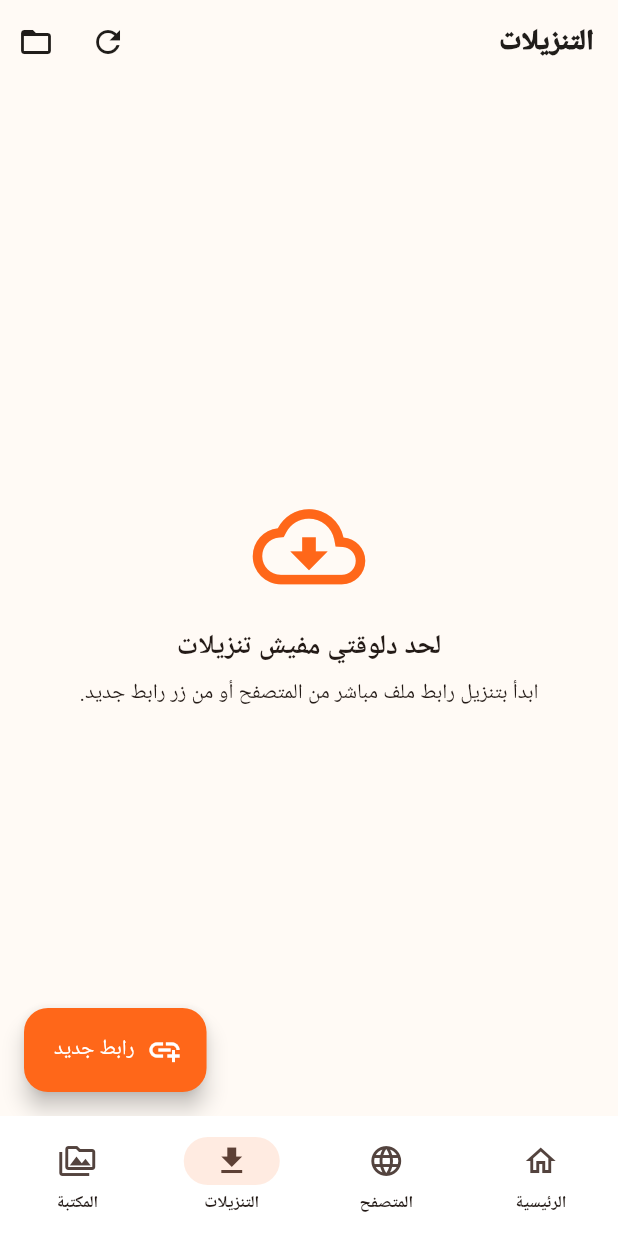
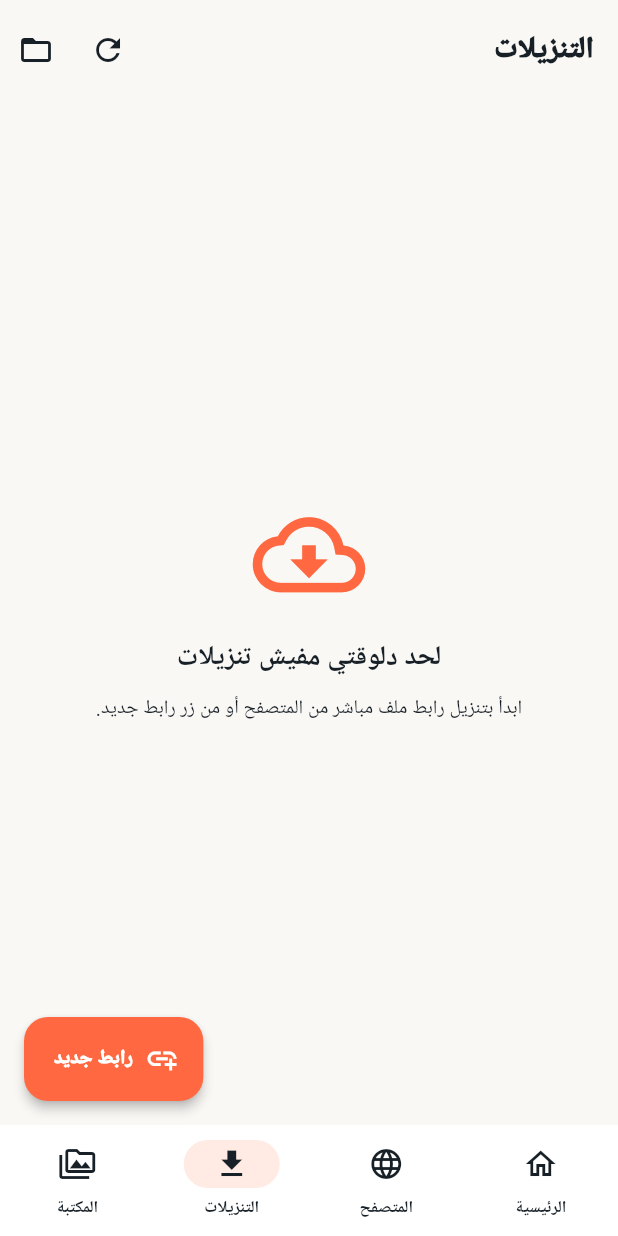
Before and after one commit to mogc2050-collab/lhbh, a Flutter app: the screen it shows after launch, item 3 of the bottom bar chosen, on a phone screen of 412 x 824 dp. Run offline on Flutter 3.47's test engine with Material 3 defaults, Android fonts, the phone set to English and light mode, and no system bars; our stand-ins replace audio_service, file_picker, google_sign_in, just_audio, just_audio_background, shared_preferences and 2 more; missing offline and left inert: webview_flutter_android.

Commit message:
design(ui): unify rich editorial light/dark system, surfaces, typography, controls and navigation tokens

```diff
--- a/lib/src/theme.dart
+++ b/lib/src/theme.dart
@@ -1,71 +1,155 @@
 import 'package:flutter/material.dart';
 
+/// iBetoo Media design tokens. One editorial system shared across all views.
 class MediaPalette {
-  static const orange = Color(0xffff6719);
-  static const ink = Color(0xff201d1a);
-  static const cream = Color(0xfffffaf5);
-  static const dark = Color(0xff121315);
-  static const darkSurface = Color(0xff202125);
-  static const divider = Color(0xffdedbd7);
+  static const orange=Color(0xffff6840);
+  static const orangeDeep=Color(0xffe04c20);
+  static const ink=Color(0xff172027);
+  static const cream=Color(0xfffaf8f5);
+  static const dark=Color(0xff0d1116);
+  static const darkSurface=Color(0xff1b222b);
+  static const divider=Color(0xffeae6e1);
+  static const muted=Color(0xff84909b);
+  static const mint=Color(0xff24bf9f);
 }
 
-ThemeData mediaTheme(Brightness mode) {
-  final dark = mode == Brightness.dark;
-  final scheme = ColorScheme.fromSeed(
-    seedColor: MediaPalette.orange,
-    brightness: mode,
-    surface: dark ? MediaPalette.dark : MediaPalette.cream,
+ThemeData mediaTheme(Brightness brightness) {
+  final night=brightness==Brightness.dark;
+  final base=ColorScheme.fromSeed(
+    seedColor:MediaPalette.orange,brightness:brightness);
+  final panel=night?MediaPalette.darkSurface:Colors.white;
+  final bg=night?MediaPalette.dark:MediaPalette.cream;
+  final foreground=night?const Color(0xfff5f5f4):MediaPalette.ink;
+  final subtitle=night?const Color(0xffa8aeb8):const Color(0xff72767e);
+  final divider=night?const Color(0xff2f3740):MediaPalette.divider;
+  final outline=RoundedRectangleBorder(
+    borderRadius:BorderRadius.circular(19),
+    side:BorderSide(color:divider,width:1));
+
+  final scheme=base.copyWith(
+    primary:MediaPalette.orange,
+    onPrimary:Colors.white,
+    secondary:MediaPalette.mint,
+    surface:bg,
+    onSurface:foreground,
+    outline:divider,
+    surfaceContainerLow:panel,
+    surfaceContainer:night?const Color(0xff202730):const Color(0xfff3f0ec),
+    surfaceContainerHigh:night?const Color(0xff252c35):const Color(0xffefebe5),
   );
+
   return ThemeData(
-    useMaterial3: true,
-    brightness: mode,
-    colorScheme: scheme,
-    scaffoldBackgroundColor: dark ? MediaPalette.dark : MediaPalette.cream,
-    appBarTheme: AppBarTheme(
-      centerTitle: false, elevation: 0,
-      backgroundColor: dark ? MediaPalette.dark : MediaPalette.cream,
-      foregroundColor: dark ? Colors.white : MediaPalette.ink,
-      titleTextStyle: TextStyle(
-        color: dark ? Colors.white : MediaPalette.ink,
-        fontWeight: FontWeight.w900, fontSize: 19,
-      ),
+    useMaterial3:true,
+    brightness:brightness,
+    colorScheme:scheme,
+    scaffoldBackgroundColor:bg,
+    dividerColor:divider,
+    splashColor:MediaPalette.orange.withValues(alpha:.07),
+    highlightColor:MediaPalette.orange.withValues(alpha:.04),
+    iconTheme:IconThemeData(color:foreground,size:23),
+    textTheme:TextTheme(
+      headlineLarge:TextStyle(color:foreground,fontSize:34,
+        height:1.25,fontWeight:FontWeight.w900,letterSpacing:-.5),
+      headlineSmall:TextStyle(color:foreground,fontSize:23,
+        fontWeight:FontWeight.w900,height:1.25),
+      titleLarge:TextStyle(color:foreground,fontSize:21,
+        fontWeight:FontWeight.w800,height:1.3),
+      titleMedium:TextStyle(color:foreground,fontSize:15,
+        fontWeight:FontWeight.w800,height:1.35),
+      bodyLarge:TextStyle(color:foreground,fontSize:15,height:1.5),
+      bodyMedium:TextStyle(color:foreground,fontSize:13,height:1.65),
+      bodySmall:TextStyle(color:subtitle,fontSize:11,height:1.5),
+      labelLarge:const TextStyle(fontWeight:FontWeight.w900,fontSize:13),
     ),
-    cardTheme: CardThemeData(
-      color: dark ? MediaPalette.darkSurface : Colors.white,
-      elevation: 0,
-      margin: EdgeInsets.zero,
-      shape: RoundedRectangleBorder(
-        borderRadius: BorderRadius.circular(20),
-        side: BorderSide(color: dark
-            ? Colors.white12 : const Color(0xffebe4dd)),
-      ),
+    appBarTheme:AppBarTheme(
+      backgroundColor:bg,
+      surfaceTintColor:Colors.transparent,
+      foregroundColor:foreground,
+      scrolledUnderElevation:0,
+      elevation:0,
+      centerTitle:false,
+      toolbarHeight:66,
+      titleTextStyle:TextStyle(color:foreground,fontSize:20,
+        fontWeight:FontWeight.w900,letterSpacing:-.35),
     ),
-    inputDecorationTheme: InputDecorationTheme(
-      filled: true,
-      fillColor: dark ? const Color(0xff242629) : Colors.white,
-      hintStyle: TextStyle(color: dark ? Colors.white54 : Colors.black45),
-      enabledBorder: OutlineInputBorder(
-        borderRadius: BorderRadius.circular(15), borderSide: BorderSide.none),
-      focusedBorder: OutlineInputBorder(
-        borderRadius: BorderRadius.circular(15),
-        borderSide: const BorderSide(color: MediaPalette.orange, width: 1.8)),
-      contentPadding: const EdgeInsets.symmetric(horizontal: 16, vertical: 15),
+    cardTheme:CardThemeData(
+      color:panel,surfaceTintColor:Colors.transparent,elevation:0,
+      margin:EdgeInsets.zero,shape:outline,
     ),
-    filledButtonTheme: FilledButtonThemeData(
-      style: FilledButton.styleFrom(
-        backgroundColor: MediaPalette.orange,
-        foregroundColor: Colors.white,
-        minimumSize: const Size(0, 46),
-        shape: RoundedRectangleBorder(borderRadius: BorderRadius.circular(15)),
-        textStyle: const TextStyle(fontWeight: FontWeight.w800),
-      ),
+    dialogTheme:DialogThemeData(
+      backgroundColor:panel,surfaceTintColor:Colors.transparent,
+      shape:RoundedRectangleBorder(borderRadius:BorderRadius.circular(26)),
     ),
-    navigationBarTheme: NavigationBarThemeData(
-      backgroundColor: dark ? MediaPalette.darkSurface : Colors.white,
-      indicatorColor: MediaPalette.orange.withValues(alpha: .13),
-      labelTextStyle: WidgetStateProperty.all(
-        const TextStyle(fontWeight: FontWeight.w700, fontSize: 11)),
+    bottomSheetTheme:BottomSheetThemeData(
+      backgroundColor:panel,
+      modalBackgroundColor:panel,
+      showDragHandle:true,
+      shape:const RoundedRectangleBorder(
+        borderRadius:BorderRadius.vertical(top:Radius.circular(26))),
     ),
-    dividerColor: dark ? Colors.white12 : MediaPalette.divider,
+    inputDecorationTheme:InputDecorationTheme(
+      filled:true,
+      fillColor:night?const Color(0xff242a32):const Color(0xfff2f0ed),
+      prefixIconColor:subtitle,
+      hintStyle:TextStyle(color:subtitle,fontSize:13),
+      contentPadding:const EdgeInsets.symmetric(
+        horizontal:18,vertical:17),
+      border:OutlineInputBorder(borderRadius:BorderRadius.circular(17),
+        borderSide:BorderSide.none),
+      enabledBorder:OutlineInputBorder(
+        borderRadius:BorderRadius.circular(17),
+        borderSide:BorderSide(color:divider)),
+      focusedBorder:OutlineInputBorder(
+        borderRadius:BorderRadius.circular(17),
+        borderSide:const BorderSide(color:MediaPalette.orange,width:1.7)),
+      errorBorder:OutlineInputBorder(
+        borderRadius:BorderRadius.circular(17),
+        borderSide:const BorderSide(color:Colors.red)),
+    ),
+    filledButtonTheme:FilledButtonThemeData(
+      style:FilledButton.styleFrom(
+        backgroundColor:MediaPalette.orange,
+        foregroundColor:Colors.white,
+        minimumSize:const Size(0,49),
+        elevation:0,
+        padding:const EdgeInsets.symmetric(horizontal:18,vertical:12),
+        shape:RoundedRectangleBorder(
+          borderRadius:BorderRadius.circular(15)),
+        textStyle:const TextStyle(fontWeight:FontWeight.w900,fontSize:13)),
+    ),
+    outlinedButtonTheme:OutlinedButtonThemeData(
+      style:OutlinedButton.styleFrom(
+        foregroundColor:MediaPalette.orange,
+        side:BorderSide(color:divider),
+        minimumSize:const Size(0,49),
+        shape:RoundedRectangleBorder(
+          borderRadius:BorderRadius.circular(15))),
+    ),
+    floatingActionButtonTheme:const FloatingActionButtonThemeData(
+      backgroundColor:MediaPalette.orange,
+      foregroundColor:Colors.white,elevation:3),
+    navigationBarTheme:NavigationBarThemeData(
+      backgroundColor:panel,
+      elevation:0,height:74,
+      indicatorColor:MediaPalette.orange.withValues(alpha:.14),
+      labelTextStyle:WidgetStatePropertyAll(
+        TextStyle(color:foreground,fontWeight:FontWeight.w800,fontSize:11)),
+      iconTheme:WidgetStatePropertyAll(
+        IconThemeData(color:foreground,size:24)),
+    ),
+    tabBarTheme:TabBarThemeData(
+      labelColor:MediaPalette.orange,
+      unselectedLabelColor:subtitle,
+      labelStyle:const TextStyle(fontSize:13,fontWeight:FontWeight.w900),
+      unselectedLabelStyle:const TextStyle(fontSize:13),
+      indicatorColor:MediaPalette.orange,
+      dividerColor:divider,
+      indicatorSize:TabBarIndicatorSize.tab,
+    ),
+    snackBarTheme:SnackBarThemeData(
+      behavior:SnackBarBehavior.floating,
+      backgroundColor:night?const Color(0xff2b333e):MediaPalette.ink,
+      contentTextStyle:const TextStyle(color:Colors.white,fontSize:13),
+      shape:RoundedRectangleBorder(borderRadius:BorderRadius.circular(12))),
   );
 }
```
